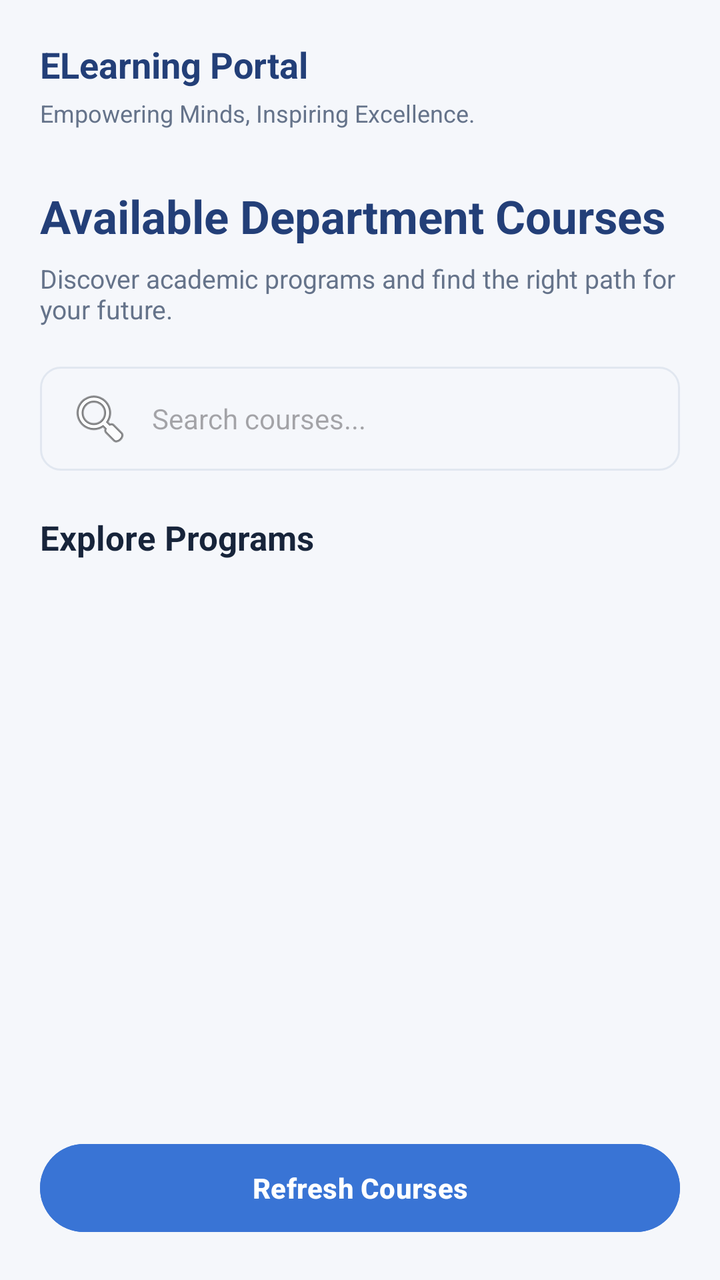
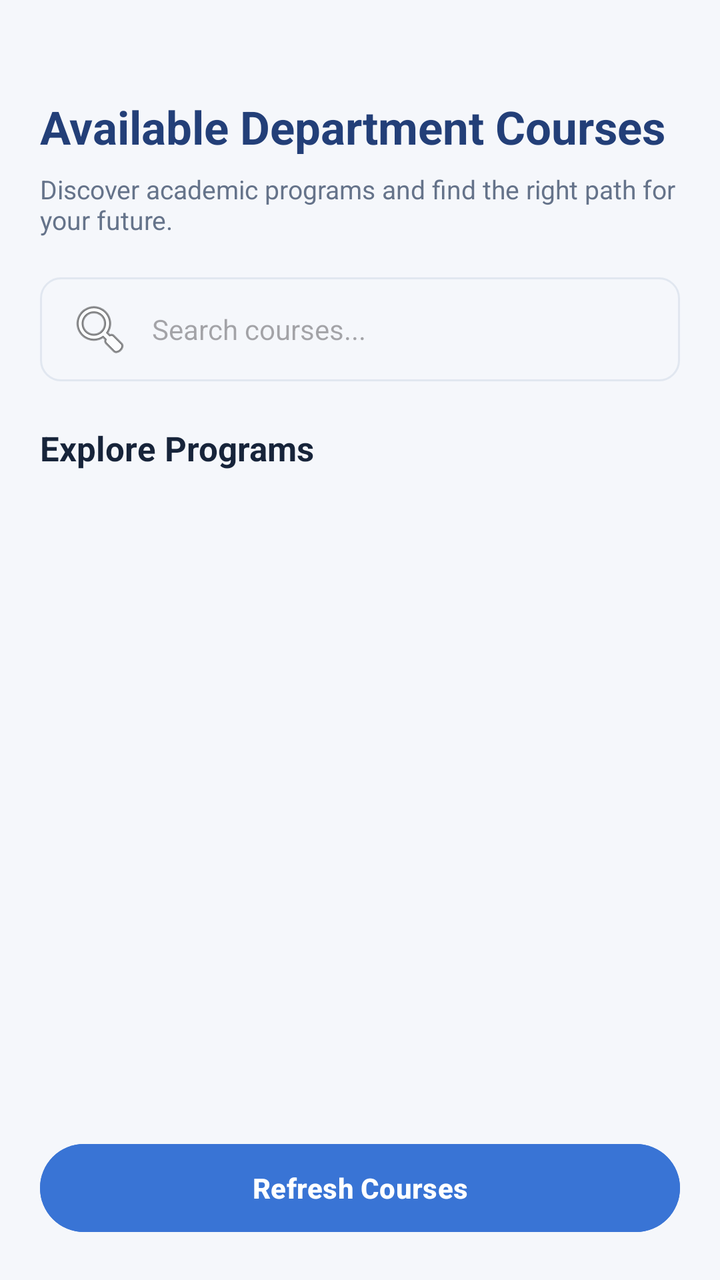

Compare the two renders of this Android layout. The source of the first and the diff that turns it into the second are given below.
<!-- AndroidManifest.xml: application theme Theme.ELearningPortal -->
<!-- res/layout/fragment_courses.xml -->
<?xml version="1.0" encoding="utf-8"?>
<LinearLayout
    xmlns:android="http://schemas.android.com/apk/res/android"
    android:layout_width="match_parent"
    android:layout_height="match_parent"
    android:orientation="vertical"
    android:background="@color/background"
    android:padding="20dp">

    
    <TextView
        android:layout_width="wrap_content"
        android:layout_height="wrap_content"
        android:text="@string/elearning_portal"
        android:textColor="@color/primary"
        android:textSize="18sp"
        android:textStyle="bold"/>

    <TextView
        android:layout_width="wrap_content"
        android:layout_height="wrap_content"
        android:text="Empowering Minds, Inspiring Excellence."
        android:textColor="@color/text_secondary"
        android:textSize="12sp"
        android:layout_marginTop="4dp"/>

    
    <TextView
        android:layout_width="match_parent"
        android:layout_height="wrap_content"
        android:text="Available Department Courses"
        android:textColor="@color/primary"
        android:textSize="23sp"
        android:textStyle="bold"
        android:layout_marginTop="28dp"/>

    <TextView
        android:layout_width="match_parent"
        android:layout_height="wrap_content"
        android:text="Discover academic programs and find the right path for your future."
        android:textColor="@color/text_secondary"
        android:textSize="13sp"
        android:layout_marginTop="7dp"
        android:layout_marginBottom="20dp"/>

    
    <EditText
        android:id="@+id/courseSearch"
        android:layout_width="match_parent"
        android:layout_height="52dp"
        android:hint="Search courses..."
        android:inputType="text"
        android:singleLine="true"
        android:drawableStart="@android:drawable/ic_menu_search"
        android:drawablePadding="10dp"
        android:paddingHorizontal="14dp"
        android:textSize="14sp"
        android:textColor="@color/text_primary"
        android:background="@drawable/bg_login_input"
        android:contentDescription="Search available courses"/>

    
    <TextView
        android:layout_width="match_parent"
        android:layout_height="wrap_content"
        android:text="Explore Programs"
        android:textColor="@color/text_primary"
        android:textSize="17sp"
        android:textStyle="bold"
        android:layout_marginTop="22dp"
        android:layout_marginBottom="12dp"/>

    
    <ListView
        android:id="@+id/coursesListView"
        android:layout_width="match_parent"
        android:layout_height="0dp"
        android:layout_weight="1"
        android:divider="@android:color/transparent"
        android:dividerHeight="12dp"
        android:background="@android:color/transparent"
        android:clipToPadding="false"
        android:paddingBottom="8dp"
        android:scrollbars="vertical"/>

    
    <Button
        android:id="@+id/refreshCoursesButton"
        android:layout_width="match_parent"
        android:layout_height="52dp"
        android:text="Refresh Courses"
        android:textAllCaps="false"
        android:textStyle="bold"
        android:textColor="#FFFFFF"
        android:backgroundTint="@color/primary_button"
        android:drawableStart="@android:drawable/ic_popup_sync"
        android:drawablePadding="8dp"
        android:layout_marginTop="12dp"/>

</LinearLayout>
<!-- resources referenced by this layout -->
<resources>
  <color name="background">#F5F7FB</color>
  <color name="primary">#233F78</color>
  <color name="primary_button">#3974D5</color>
  <color name="text_primary">#17243A</color>
  <color name="text_secondary">#65738A</color>
  <!-- drawable bg_login_input (drawable) -->
  <?xml version="1.0" encoding="utf-8"?>
  <shape xmlns:android="http://schemas.android.com/apk/res/android"
      android:shape="rectangle">
  
      <solid android:color="@color/background"/>
  
      <corners android:radius="10dp"/>
  
      <stroke
          android:width="1dp"
          android:color="@color/border"/>
  
  </shape>
  <string name="elearning_portal">ELearning Portal</string>
  <style name="Theme.ELearningPortal" parent="Base.Theme.ELearningPortal" />
  <color name="border">#E1E7F0</color>
  <style name="Base.Theme.ELearningPortal" parent="Theme.Material3.DayNight.NoActionBar">
  
  
          <item name="colorPrimary">@color/primary</item>
          <item name="colorOnPrimary">@color/surface</item>
  
          <item name="colorSecondary">@color/secondary</item>
          <item name="colorOnSecondary">@color/surface</item>
  
          <item name="colorTertiary">@color/primary_button</item>
  
          
          <item name="android:colorBackground">@color/background</item>
          <item name="colorSurface">@color/surface</item>
          <item name="android:statusBarColor">@color/primary</item>
          <item name="android:navigationBarColor">@color/surface</item>
          <item name="android:windowLightStatusBar">false</item>
  
  
      </style>
  <color name="surface">#FFFFFF</color>
  <color name="secondary">#18A6A0</color>
</resources>

<!-- the commit's change to res/layout/fragment_courses.xml (unified diff, before → after) -->
@@ -6,23 +6,6 @@
     android:orientation="vertical"
     android:background="@color/background"
     android:padding="20dp">
-
-    
-    <TextView
-        android:layout_width="wrap_content"
-        android:layout_height="wrap_content"
-        android:text="@string/elearning_portal"
-        android:textColor="@color/primary"
-        android:textSize="18sp"
-        android:textStyle="bold"/>
-
-    <TextView
-        android:layout_width="wrap_content"
-        android:layout_height="wrap_content"
-        android:text="Empowering Minds, Inspiring Excellence."
-        android:textColor="@color/text_secondary"
-        android:textSize="12sp"
-        android:layout_marginTop="4dp"/>
 
     
     <TextView
@@ -45,7 +28,7 @@
 
     
     <EditText
-        android:id="@+id/courseSearch"
+        android:id="@+id/etSearchCourse"
         android:layout_width="match_parent"
         android:layout_height="52dp"
         android:hint="Search courses..."
@@ -72,7 +55,7 @@
 
     
     <ListView
-        android:id="@+id/coursesListView"
+        android:id="@+id/listCourses"
         android:layout_width="match_parent"
         android:layout_height="0dp"
         android:layout_weight="1"
@@ -85,7 +68,7 @@
 
     
     <Button
-        android:id="@+id/refreshCoursesButton"
+        android:id="@+id/btnRefreshCourses"
         android:layout_width="match_parent"
         android:layout_height="52dp"
         android:text="Refresh Courses"
<!-- resource entries referenced after the edit -->
@@ -19,7 +19,6 @@
           android:color="@color/border"/>
   
   </shape>
-  <string name="elearning_portal">ELearning Portal</string>
   <style name="Theme.ELearningPortal" parent="Base.Theme.ELearningPortal" />
   <color name="border">#E1E7F0</color>
   <style name="Base.Theme.ELearningPortal" parent="Theme.Material3.DayNight.NoActionBar">
